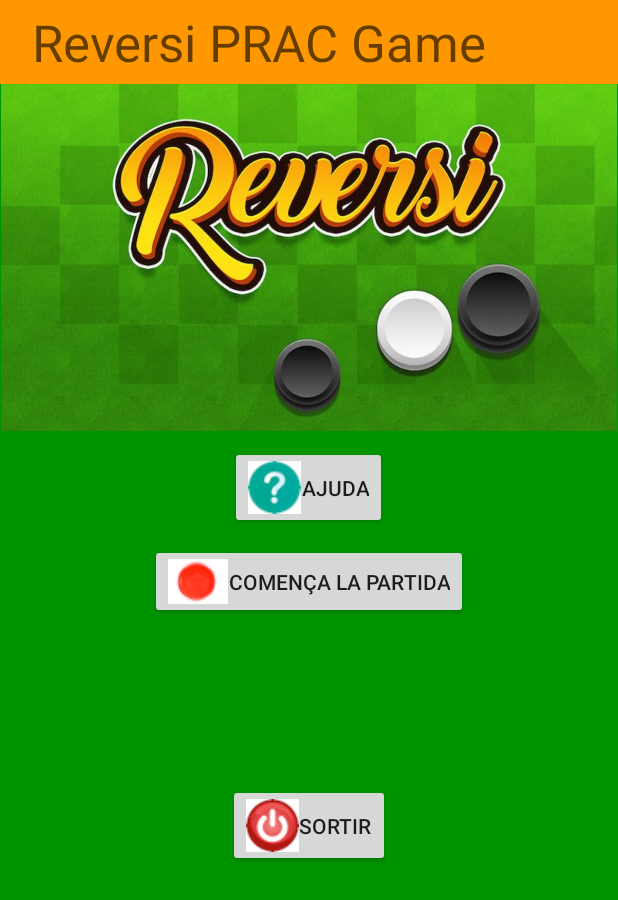
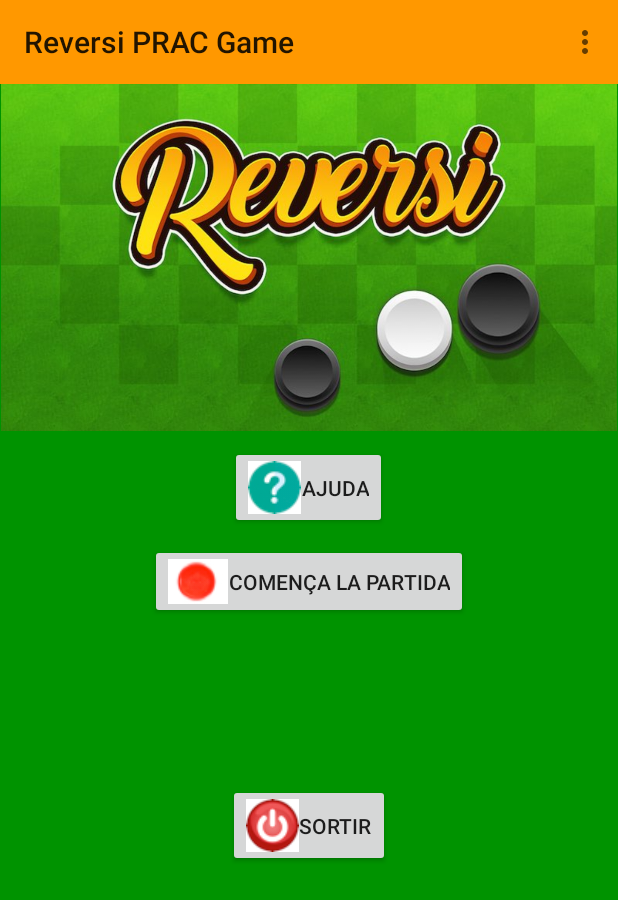
Before and after one commit to WhitenAND07/AndroidPractReversi, an Android app: the screen it shows after launch (InitialActivity), on a phone screen of 412 x 824 dp. Shown: the top 900 px of the screen. Run offline under Robolectric (Android 15) with nearby library versions, the phone set to English and light mode, and no system bars.

Commit message:
bug Fixes and modify Results Layout

```diff
--- a/app/src/main/java/com/android/nilagut/practicareversi/Activities/InitialActivity.java
+++ b/app/src/main/java/com/android/nilagut/practicareversi/Activities/InitialActivity.java
@@ -2,6 +2,7 @@ package com.android.nilagut.practicareversi.Activities;
 
 import android.content.Intent;
 import android.support.v7.app.AppCompatActivity;
+import android.support.v7.widget.Toolbar;
 import android.os.Bundle;
 import android.view.Menu;
 import android.view.MenuItem;
@@ -13,11 +14,16 @@ import com.android.nilagut.practicareversi.Activities.HelpActivity;
 import com.android.nilagut.practicareversi.R;
 
 public class InitialActivity extends AppCompatActivity implements View.OnClickListener {
+    private Toolbar appbar;
 
     @Override
     protected void onCreate(Bundle savedInstanceState) {
         super.onCreate(savedInstanceState);
         setContentView(R.layout.activity_initial);
+
+        appbar = (Toolbar)findViewById(R.id.toolbar);
+        setSupportActionBar(appbar);
+
         Button btnHelp = (Button) findViewById(R.id.btnHelp);
         Button btnInit = (Button) findViewById(R.id.btnInit);
         Button btnExit = (Button) findViewById(R.id.btnExit);
--- a/app/src/main/java/com/android/nilagut/practicareversi/Activities/ResultActivity.java
+++ b/app/src/main/java/com/android/nilagut/practicareversi/Activities/ResultActivity.java
@@ -24,7 +24,6 @@ import com.android.nilagut.practicareversi.utils.Variables;
 
 
 public class ResultActivity extends AppCompatActivity implements View.OnClickListener {
-
     private Toolbar appbar;
     private int size;
     private boolean withTime;
@@ -41,6 +40,10 @@ public class ResultActivity extends AppCompatActivity implements View.OnClickLis
     protected void onCreate(Bundle savedInstanceState) {
         super.onCreate(savedInstanceState);
         setContentView(R.layout.activity_result);
+
+        appbar = (Toolbar)findViewById(R.id.toolbar);
+        setSupportActionBar(appbar);
+
 
         date = (EditText) findViewById(R.id.date);
         resume = (EditText) findViewById(R.id.resume);
--- a/app/src/main/res/layout-land/activity_initial.xml
+++ b/app/src/main/res/layout-land/activity_initial.xml
@@ -13,17 +13,6 @@
         android:layout_height="?attr/actionBarSize"
         android:background="?attr/colorPrimary"
         app:popupTheme="@style/ThemeOverlay.AppCompat.Light" >
-
-        <TextView
-            android:id="@+id/t1"
-            android:layout_width="wrap_content"
-            android:layout_height="wrap_content"
-            android:layout_alignParentLeft="true"
-            android:layout_alignParentTop="true"
-            android:text="@string/app_name"
-            android:paddingLeft="@dimen/espaiesquerra"
-            android:textAppearance="@style/TextAppearance.AppCompat.Display1" />
-
     </android.support.v7.widget.Toolbar>
     <TableRow android:layout_weight="1"/>
 
--- a/app/src/main/res/layout/activity_initial.xml
+++ b/app/src/main/res/layout/activity_initial.xml
@@ -13,17 +13,6 @@
         android:layout_height="?attr/actionBarSize"
         android:background="?attr/colorPrimary"
         app:popupTheme="@style/ThemeOverlay.AppCompat.Light" >
-
-        <TextView
-            android:id="@+id/t1"
-            android:layout_width="wrap_content"
-            android:layout_height="wrap_content"
-            android:layout_alignParentLeft="true"
-            android:layout_alignParentTop="true"
-            android:text="@string/app_name"
-            android:paddingLeft="@dimen/espaiesquerra"
-            android:textAppearance="@style/TextAppearance.AppCompat.Display1" />
-
     </android.support.v7.widget.Toolbar>
 
     <ImageView
--- a/app/src/main/res/values/colors.xml
+++ b/app/src/main/res/values/colors.xml
@@ -6,4 +6,5 @@
     <color name="green">#009300</color>
     <color name="colorbotons">#FFB74D</color>
     <color name="blanc">#FFFFFF</color>
+    <color name="black">#000000</color>
 </resources>
--- a/app/src/main/res/values/dimens.xml
+++ b/app/src/main/res/values/dimens.xml
@@ -12,4 +12,5 @@
     <dimen name="midatextconfig">23dp</dimen>
     <dimen name="separacio">45dp</dimen>
     <dimen name="checkboxmargintop">25dp</dimen>
+    <dimen name="title">60dp</dimen>
 </resources>
```
Also changed, not shown: app/src/main/res/layout-land/activity_result.xml (+0 -11 lines), app/src/main/res/layout/activity_result.xml (+10 -11 lines), app/src/main/res/drawable/ic_results.png (added).
